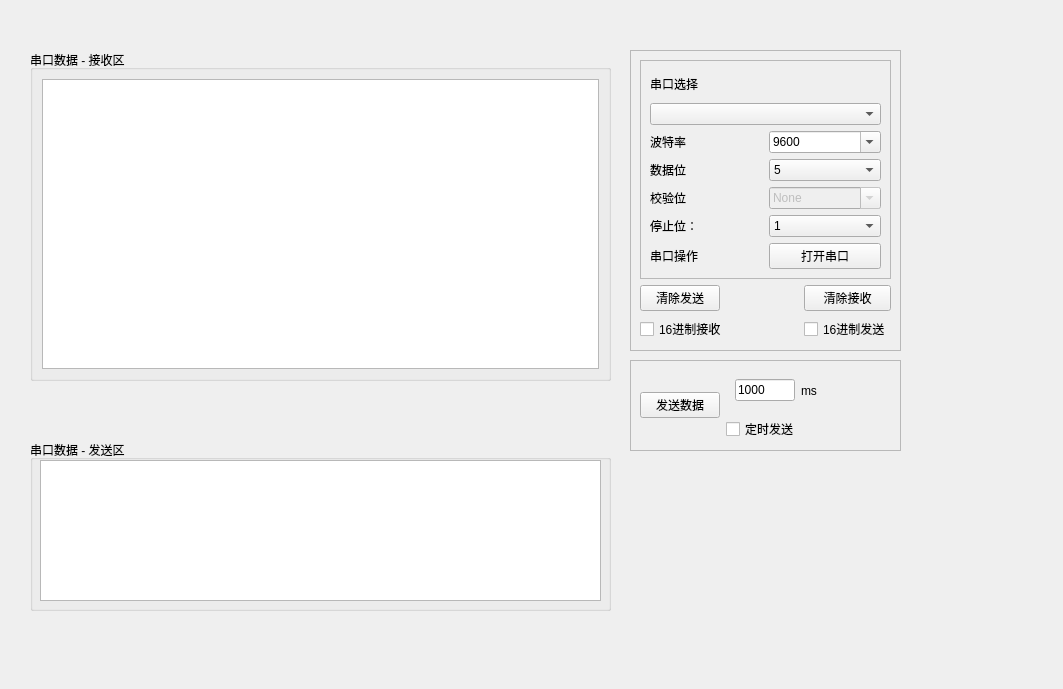
zhangzhenxi11/MeditationSystem, file myserialwidget.ui: the form before one commit.
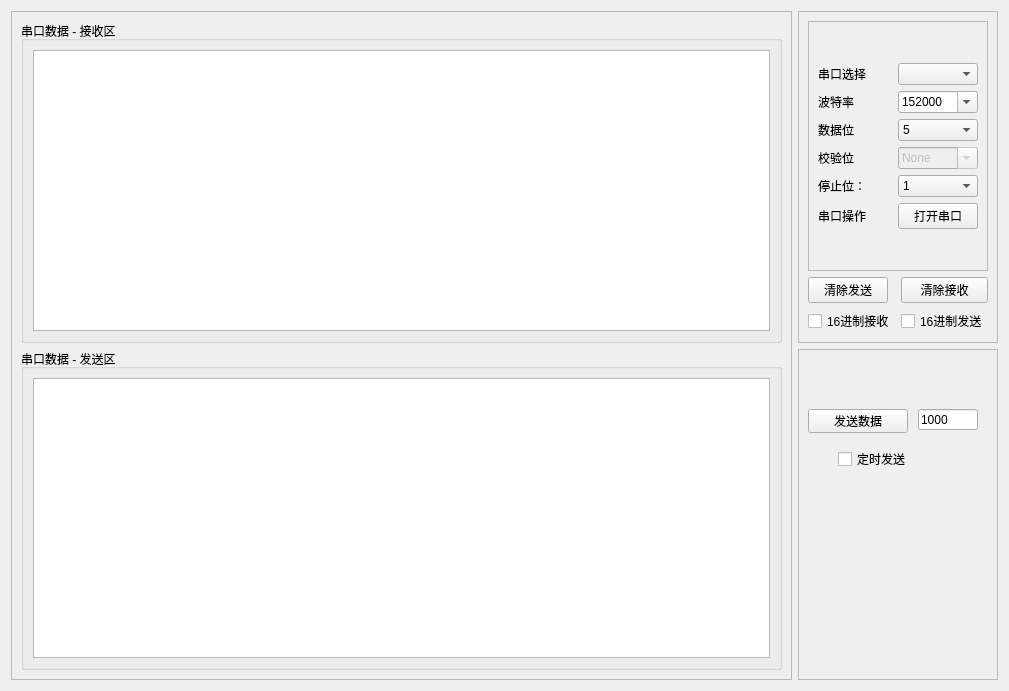
The form after the commit.

Commit message: dev_1: 1.增加关注度和音乐播放自定义规则 2.数据的保存格式是edf格式 3.优化子界面的UI

The edit to the form file:
```diff
--- a/myserialwidget.ui
+++ b/myserialwidget.ui
@@ -6,22 +6,25 @@
    <rect>
     <x>0</x>
     <y>0</y>
-    <width>1063</width>
-    <height>689</height>
+    <width>1009</width>
+    <height>691</height>
    </rect>
   </property>
   <property name="windowTitle">
    <string>Form</string>
   </property>
+  <layout class="QGridLayout" name="gridLayout_4">
+   <item row="0" column="0" rowspan="2">
+    <widget class="QFrame" name="frame_4">
+     <property name="frameShape">
+      <enum>QFrame::StyledPanel</enum>
+     </property>
+     <property name="frameShadow">
+      <enum>QFrame::Raised</enum>
+     </property>
+     <layout class="QGridLayout" name="gridLayout_5">
+      <item row="0" column="0">
   <widget class="QGroupBox" name="groupBox">
-   <property name="geometry">
-    <rect>
-     <x>30</x>
-     <y>50</y>
-     <width>581</width>
-     <height>331</height>
-    </rect>
-   </property>
    <property name="title">
     <string>串口数据 - 接收区</string>
    </property>
@@ -31,41 +34,28 @@
     </item>
    </layout>
   </widget>
+      </item>
+      <item row="1" column="0">
   <widget class="QGroupBox" name="groupBox_2">
-   <property name="geometry">
-    <rect>
-     <x>30</x>
-     <y>440</y>
-     <width>581</width>
-     <height>171</height>
-    </rect>
-   </property>
    <property name="title">
     <string>串口数据 - 发送区</string>
    </property>
+        <layout class="QVBoxLayout" name="verticalLayout">
+         <item>
    <widget class="QTextEdit" name="edtSend">
-    <property name="geometry">
-     <rect>
-      <x>10</x>
-      <y>20</y>
-      <width>561</width>
-      <height>141</height>
-     </rect>
-    </property>
     <property name="midLineWidth">
      <number>0</number>
     </property>
    </widget>
-  </widget>
+         </item>
+        </layout>
+       </widget>
+      </item>
+     </layout>
+    </widget>
+   </item>
+   <item row="0" column="1">
   <widget class="QFrame" name="frame_2">
-   <property name="geometry">
-    <rect>
-     <x>630</x>
-     <y>50</y>
-     <width>271</width>
-     <height>301</height>
-    </rect>
-   </property>
    <property name="frameShape">
     <enum>QFrame::StyledPanel</enum>
    </property>
@@ -89,96 +79,35 @@
        <enum>QFrame::Raised</enum>
       </property>
       <layout class="QGridLayout" name="gridLayout_3">
-       <item row="0" column="0">
-        <widget class="QLabel" name="lblSerial">
-         <property name="text">
-          <string>串口选择</string>
-         </property>
-        </widget>
-       </item>
-       <item row="1" column="0">
-        <widget class="QComboBox" name="cmbSerial">
-         <property name="enabled">
-          <bool>true</bool>
-         </property>
-         <property name="editable">
-          <bool>false</bool>
-         </property>
-        </widget>
-       </item>
        <item row="2" column="0">
         <layout class="QGridLayout" name="gridLayout">
-         <item row="0" column="0">
-          <widget class="QLabel" name="lblRate">
-           <property name="text">
-            <string>波特率</string>
-           </property>
-          </widget>
-         </item>
-         <item row="0" column="1">
-          <widget class="QComboBox" name="cmbBit">
-           <property name="enabled">
-            <bool>true</bool>
-           </property>
-           <property name="editable">
-            <bool>true</bool>
-           </property>
+           <item row="4" column="1">
+            <widget class="QComboBox" name="cmbStop">
            <property name="currentText">
-            <string>9600</string>
-           </property>
-          </widget>
-         </item>
-         <item row="1" column="0">
-          <widget class="QLabel" name="lblDataBit">
-           <property name="text">
-            <string>数据位</string>
-           </property>
-          </widget>
-         </item>
-         <item row="1" column="1">
-          <widget class="QComboBox" name="cmbDataBit">
-           <property name="enabled">
-            <bool>true</bool>
-           </property>
-           <property name="editable">
-            <bool>false</bool>
-           </property>
-           <property name="currentText">
-            <string>5</string>
-           </property>
-           <property name="frame">
-            <bool>true</bool>
-           </property>
+              <string>1</string>
+             </property>
            <item>
             <property name="text">
-             <string>5</string>
-            </property>
-           </item>
-           <item>
-            <property name="text">
-             <string>6</string>
-            </property>
+               <string>1</string>
+              </property>
+             </item>
+            </widget>
            </item>
-           <item>
+           <item row="5" column="0">
+            <widget class="QLabel" name="lblSwitch">
             <property name="text">
-             <string>7</string>
-            </property>
-           </item>
-           <item>
-            <property name="text">
-             <string>8</string>
-            </property>
-           </item>
-          </widget>
-         </item>
-         <item row="2" column="0">
+              <string>串口操作</string>
+             </property>
+            </widget>
+           </item>
+           <item row="3" column="0">
           <widget class="QLabel" name="lblCheckBit">
            <property name="text">
             <string>校验位</string>
            </property>
           </widget>
          </item>
-         <item row="2" column="1">
+           <item row="3" column="1">
           <widget class="QComboBox" name="cmbCheck">
            <property name="enabled">
             <bool>false</bool>
@@ -191,39 +120,100 @@
            </property>
           </widget>
          </item>
-         <item row="3" column="0">
-          <widget class="QLabel" name="lblStopBit">
+           <item row="2" column="0">
+            <widget class="QLabel" name="lblDataBit">
            <property name="text">
-            <string>停止位：</string>
+              <string>数据位</string>
            </property>
           </widget>
          </item>
-         <item row="3" column="1">
-          <widget class="QComboBox" name="cmbStop">
-           <property name="currentText">
-            <string>1</string>
-           </property>
-           <item>
-            <property name="text">
-             <string>1</string>
-            </property>
-           </item>
-          </widget>
-         </item>
-         <item row="4" column="0">
-          <widget class="QLabel" name="lblSwitch">
-           <property name="text">
-            <string>串口操作</string>
-           </property>
-          </widget>
-         </item>
-         <item row="4" column="1">
+           <item row="5" column="1">
           <widget class="QPushButton" name="btnSwitch">
            <property name="text">
             <string>打开串口</string>
            </property>
           </widget>
          </item>
+           <item row="4" column="0">
+            <widget class="QLabel" name="lblStopBit">
+             <property name="text">
+              <string>停止位：</string>
+             </property>
+            </widget>
+           </item>
+           <item row="1" column="1">
+            <widget class="QComboBox" name="cmbBit">
+             <property name="enabled">
+              <bool>true</bool>
+             </property>
+             <property name="editable">
+              <bool>true</bool>
+             </property>
+             <property name="currentText">
+              <string>152000</string>
+             </property>
+            </widget>
+           </item>
+           <item row="1" column="0">
+            <widget class="QLabel" name="lblRate">
+             <property name="text">
+              <string>波特率</string>
+             </property>
+            </widget>
+           </item>
+           <item row="2" column="1">
+            <widget class="QComboBox" name="cmbDataBit">
+             <property name="enabled">
+              <bool>true</bool>
+             </property>
+             <property name="editable">
+              <bool>false</bool>
+             </property>
+             <property name="currentText">
+              <string>8</string>
+             </property>
+             <property name="frame">
+              <bool>true</bool>
+             </property>
+             <item>
+              <property name="text">
+               <string>5</string>
+              </property>
+             </item>
+             <item>
+              <property name="text">
+               <string>6</string>
+              </property>
+             </item>
+             <item>
+              <property name="text">
+               <string>7</string>
+              </property>
+             </item>
+             <item>
+              <property name="text">
+               <string>8</string>
+              </property>
+             </item>
+            </widget>
+           </item>
+           <item row="0" column="0">
+            <widget class="QLabel" name="lblSerial">
+             <property name="text">
+              <string>串口选择</string>
+             </property>
+            </widget>
+           </item>
+           <item row="0" column="1">
+            <widget class="QComboBox" name="cmbSerial">
+             <property name="enabled">
+              <bool>true</bool>
+             </property>
+             <property name="editable">
+              <bool>false</bool>
+             </property>
+            </widget>
+           </item>
         </layout>
        </item>
       </layout>
@@ -236,13 +226,6 @@
       </property>
      </widget>
     </item>
-    <item row="1" column="2">
-     <widget class="QPushButton" name="btnClearRec">
-      <property name="text">
-       <string>清除接收</string>
-      </property>
-     </widget>
-    </item>
     <item row="1" column="0">
      <widget class="QPushButton" name="btnClearSend">
       <property name="text">
@@ -250,45 +233,46 @@
       </property>
      </widget>
     </item>
-   </layout>
-  </widget>
+      <item row="1" column="2">
+       <widget class="QPushButton" name="btnClearRec">
+        <property name="text">
+         <string>清除接收</string>
+        </property>
+       </widget>
+      </item>
+     </layout>
+    </widget>
+   </item>
+   <item row="1" column="1">
   <widget class="QFrame" name="frame_3">
-   <property name="geometry">
-    <rect>
-     <x>630</x>
-     <y>360</y>
-     <width>271</width>
-     <height>91</height>
-    </rect>
-   </property>
    <property name="frameShape">
     <enum>QFrame::StyledPanel</enum>
    </property>
    <property name="frameShadow">
     <enum>QFrame::Raised</enum>
    </property>
-   <layout class="QGridLayout" name="gridLayout_4">
-    <item row="1" column="2">
-     <widget class="QCheckBox" name="chkTimSend">
-      <property name="maximumSize">
-       <size>
+     <widget class="QPushButton" name="btnSendData">
+      <property name="geometry">
+       <rect>
+        <x>10</x>
+        <y>60</y>
         <width>100</width>
-        <height>16777215</height>
-       </size>
+        <height>24</height>
+       </rect>
       </property>
       <property name="text">
-       <string>定时发送</string>
+       <string>发送数据</string>
       </property>
      </widget>
-    </item>
-    <item row="0" column="2">
-     <widget class="QWidget" name="widget_time" native="true">
-      <property name="whatsThis">
-       <string/>
-      </property>
-      <layout class="QHBoxLayout" name="horizontalLayout">
-       <item>
         <widget class="QLineEdit" name="txtSendMs">
+      <property name="geometry">
+       <rect>
+        <x>120</x>
+        <y>60</y>
+        <width>60</width>
+        <height>21</height>
+       </rect>
+      </property>
          <property name="maximumSize">
           <size>
            <width>60</width>
@@ -299,26 +283,41 @@
           <string>1000</string>
          </property>
         </widget>
-       </item>
-       <item>
         <widget class="QLabel" name="label">
+      <property name="geometry">
+       <rect>
+        <x>220</x>
+        <y>0</y>
+        <width>90</width>
+        <height>127</height>
+       </rect>
+      </property>
          <property name="text">
           <string>ms</string>
          </property>
         </widget>
-       </item>
-      </layout>
-     </widget>
-    </item>
-    <item row="0" column="1" rowspan="2">
-     <widget class="QPushButton" name="btnSendData">
+     <widget class="QCheckBox" name="chkTimSend">
+      <property name="geometry">
+       <rect>
+        <x>40</x>
+        <y>100</y>
+        <width>90</width>
+        <height>20</height>
+       </rect>
+      </property>
+      <property name="maximumSize">
+       <size>
+        <width>100</width>
+        <height>16777215</height>
+       </size>
+      </property>
       <property name="text">
-       <string>发送数据</string>
+       <string>定时发送</string>
       </property>
      </widget>
-    </item>
-   </layout>
-  </widget>
+    </widget>
+   </item>
+  </layout>
  </widget>
  <resources/>
  <connections/>
```
Lines whose indentation alone changed are shown as unchanged. The commit also changes 144 other files.
